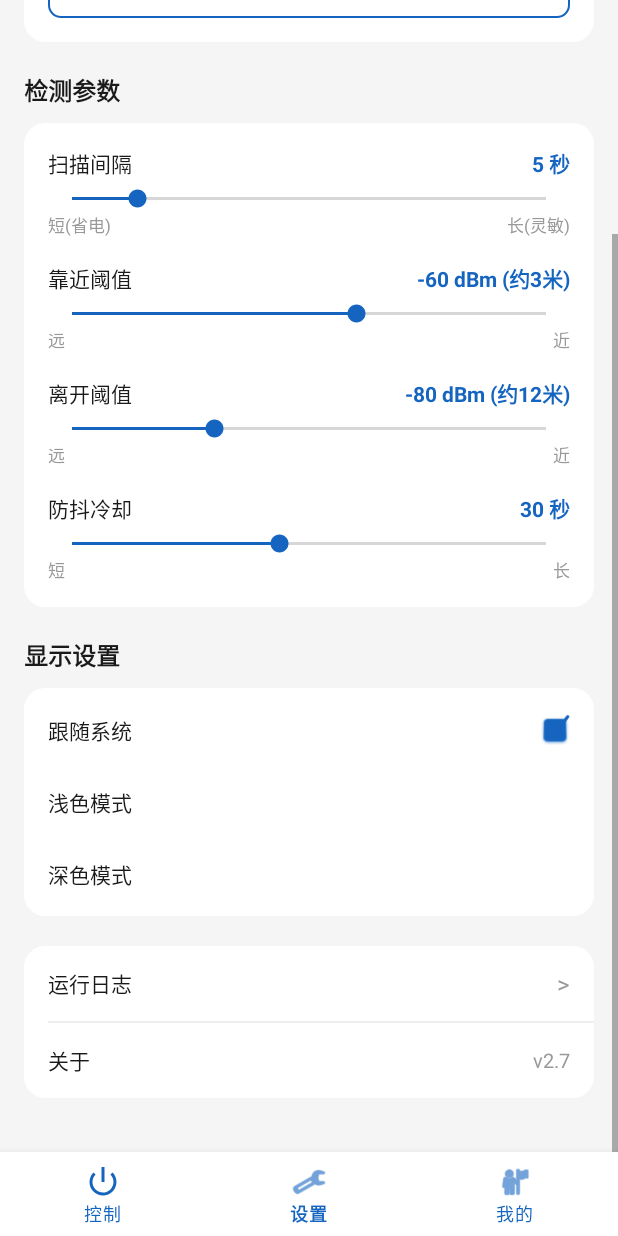
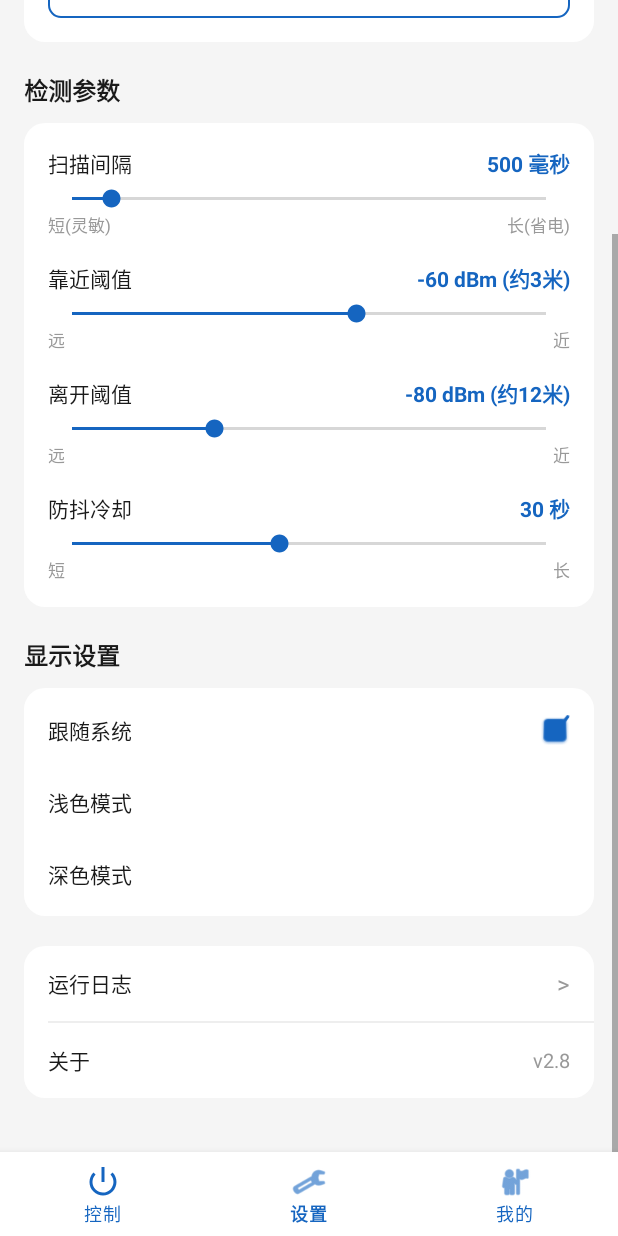
Before and after one commit to wuyuzhiren/NIU-AutoPilot, an Android app: the screen it shows after launch (MainActivity), item 2 of the bottom bar chosen, scrolled down 195 dp, on a phone screen of 412 x 824 dp. Run offline under Robolectric (Android 15) with nearby library versions, the light colour scheme and no system bars.

Commit message:
v2.8 - 扫描间隔改为毫秒级(100~5000ms)，扫描时长降至1秒
- 扫描间隔从秒级改为毫秒级，默认500ms，最低100ms
- 单次扫描时长从1.5秒降至1秒
- 最快检测周期：1秒扫描+0.1秒间隔=1.1秒
- 滑块范围100~5000毫秒，实时显示
- 修正短/长标签方向（短=灵敏费电，长=省电）

```diff
--- a/NIUAutoPilot/app/build.gradle
+++ b/NIUAutoPilot/app/build.gradle
@@ -10,8 +10,8 @@ android {
         applicationId "com.niu.autopilot"
         minSdk 26
         targetSdk 34
-        versionCode 9
-        versionName "2.7"
+        versionCode 10
+        versionName "2.8"
     }
 
     buildTypes {
--- a/NIUAutoPilot/app/src/main/java/com/niu/autopilot/BleService.java
+++ b/NIUAutoPilot/app/src/main/java/com/niu/autopilot/BleService.java
@@ -26,7 +26,7 @@ public class BleService extends Service {
     private static final String CHANNEL_ID = "niu_ble_channel";
     private static final int NOTIF_ID = 1001;
     public static final String ACTION_STOP = "com.niu.autopilot.STOP";
-    private static final long SCAN_DURATION_MS = 1500; // 单次扫描1.5秒
+    private static final long SCAN_DURATION_MS = 1000; // 单次扫描1.5秒
 
     private NiuBleManager ble;
     private NiuHttpClient http;
@@ -136,7 +136,7 @@ public class BleService extends Service {
     };
 
     private void scheduleNext() {
-        long interval = Math.max(1, new Settings(this).getScanIntervalSec()) * 1000L;
+        long interval = Math.max(100, new Settings(this).getScanIntervalMs());
         handler.postDelayed(loopRunnable, interval);
     }
 
--- a/NIUAutoPilot/app/src/main/java/com/niu/autopilot/Settings.java
+++ b/NIUAutoPilot/app/src/main/java/com/niu/autopilot/Settings.java
@@ -43,8 +43,9 @@ public class Settings {
     public String getServiceUuid() { return sp.getString("service_uuid", DEF_SERVICE_UUID); }
     public void setServiceUuid(String v) { sp.edit().putString("service_uuid", v).apply(); }
 
-    public int getScanIntervalSec() { return sp.getInt("scan_interval", 5); }
-    public void setScanIntervalSec(int v) { sp.edit().putInt("scan_interval", v).apply(); }
+    /** 扫描间隔（毫秒），默认500ms，范围100~5000ms */
+    public int getScanIntervalMs() { return sp.getInt("scan_interval_ms", 500); }
+    public void setScanIntervalMs(int v) { sp.edit().putInt("scan_interval_ms", v).apply(); }
 
     public int getRssiThreshold() { return sp.getInt("rssi_threshold", -60); }
     public void setRssiThreshold(int v) { sp.edit().putInt("rssi_threshold", v).apply(); }
--- a/NIUAutoPilot/app/src/main/java/com/niu/autopilot/SettingsFragment.java
+++ b/NIUAutoPilot/app/src/main/java/com/niu/autopilot/SettingsFragment.java
@@ -62,16 +62,16 @@ public class SettingsFragment extends Fragment {
         ivThemeDarkCheck = view.findViewById(R.id.iv_theme_dark_check);
         vLogDot = view.findViewById(R.id.v_log_dot);
 
-        // 扫描间隔：1~30秒 (max=29, progress=value-1)
-        sbInterval.setMax(29);
+        // 扫描间隔：100~5000毫秒 (max=49, progress=(value/100)-1)
+        sbInterval.setMax(49);
         sbRssiIn.setMax(50);
         sbRssiOut.setMax(50);
         sbCooldown.setMax(57);
 
         sbInterval.setOnSeekBarChangeListener(simpleSeek(() -> {
-            int v = sbInterval.getProgress() + 1;
-            act.settings.setScanIntervalSec(v);
-            tvIntervalVal.setText(v + " 秒");
+            int v = (sbInterval.getProgress() + 1) * 100;
+            act.settings.setScanIntervalMs(v);
+            tvIntervalVal.setText(v + " 毫秒");
         }));
         sbRssiIn.setOnSeekBarChangeListener(simpleSeek(() -> {
             int v = sbRssiIn.getProgress() - 90;
@@ -96,7 +96,7 @@ public class SettingsFragment extends Fragment {
         });
         view.findViewById(R.id.entry_about).setOnClickListener(v -> new AlertDialog.Builder(act)
                 .setTitle("关于")
-                .setMessage("小牛靠近开机助手 v2.7\n\n蓝牙测距 + 官方远程命令\n副账号可用，无需蓝牙连接\n桌面小部件：4×1快捷栏 + 2×2状态件\n自动开关机：边沿触发防重复\n\n手动：开机/关机/开坐桶/查状态\n自动：靠近开机/离开关机")
+                .setMessage("小牛靠近开机助手 v2.8\n\n蓝牙测距 + 官方远程命令\n副账号可用，无需蓝牙连接\n桌面小部件：4×1快捷栏 + 2×2状态件\n自动开关机：边沿触发防重复\n\n手动：开机/关机/开坐桶/查状态\n自动：靠近开机/离开关机")
                 .setPositiveButton("确定", null)
                 .show());
 
@@ -190,11 +190,11 @@ public class SettingsFragment extends Fragment {
             tvDeviceName.setText(name);
             tvDeviceMac.setText("MAC: " + mac);
         }
-        sbInterval.setProgress(act.settings.getScanIntervalSec() - 1);
+        sbInterval.setProgress(act.settings.getScanIntervalMs() / 100 - 1);
         sbRssiIn.setProgress(act.settings.getRssiThreshold() + 90);
         sbRssiOut.setProgress(act.settings.getRssiLeaveThreshold() + 95);
         sbCooldown.setProgress(act.settings.getAutoOnCooldownSec() - 5);
-        tvIntervalVal.setText(act.settings.getScanIntervalSec() + " 秒");
+        tvIntervalVal.setText(act.settings.getScanIntervalMs() + " 毫秒");
         tvRssiInVal.setText(act.settings.getRssiThreshold() + " dBm (" + MainActivity.rssiToMeter(act.settings.getRssiThreshold()) + ")");
         tvRssiOutVal.setText(act.settings.getRssiLeaveThreshold() + " dBm (" + MainActivity.rssiToMeter(act.settings.getRssiLeaveThreshold()) + ")");
         tvCooldownVal.setText(act.settings.getAutoOnCooldownSec() + " 秒");
--- a/NIUAutoPilot/app/src/main/res/layout/fragment_my.xml
+++ b/NIUAutoPilot/app/src/main/res/layout/fragment_my.xml
@@ -215,7 +215,7 @@
         <TextView
             android:layout_width="match_parent"
             android:layout_height="wrap_content"
-            android:text="小牛靠近开机助手 v2.7"
+            android:text="小牛靠近开机助手 v2.8"
             android:textSize="11sp"
             android:textColor="@color/niu_hint"
             android:gravity="center"
--- a/NIUAutoPilot/app/src/main/res/layout/fragment_settings.xml
+++ b/NIUAutoPilot/app/src/main/res/layout/fragment_settings.xml
@@ -106,12 +106,12 @@
                 android:gravity="center_vertical"
                 android:layout_marginBottom="4dp">
                 <TextView android:layout_width="0dp" android:layout_height="wrap_content" android:layout_weight="1" android:text="扫描间隔" android:textSize="14sp" android:textColor="@color/niu_text"/>
-                <TextView android:id="@+id/tv_interval_val" android:layout_width="wrap_content" android:layout_height="wrap_content" android:text="3 秒" android:textSize="14sp" android:textColor="@color/niu_primary" android:textStyle="bold"/>
+                <TextView android:id="@+id/tv_interval_val" android:layout_width="wrap_content" android:layout_height="wrap_content" android:text="500 毫秒" android:textSize="14sp" android:textColor="@color/niu_primary" android:textStyle="bold"/>
             </LinearLayout>
             <SeekBar android:id="@+id/sb_interval" android:layout_width="match_parent" android:layout_height="wrap_content" android:progressTint="@color/niu_primary" android:thumbTint="@color/niu_primary"/>
             <LinearLayout android:layout_width="match_parent" android:layout_height="wrap_content" android:orientation="horizontal" android:layout_marginBottom="16dp">
-                <TextView android:layout_width="0dp" android:layout_height="wrap_content" android:layout_weight="1" android:text="短(省电)" android:textSize="11sp" android:textColor="@color/niu_hint"/>
-                <TextView android:layout_width="wrap_content" android:layout_height="wrap_content" android:text="长(灵敏)" android:textSize="11sp" android:textColor="@color/niu_hint"/>
+                <TextView android:layout_width="0dp" android:layout_height="wrap_content" android:layout_weight="1" android:text="短(灵敏)" android:textSize="11sp" android:textColor="@color/niu_hint"/>
+                <TextView android:layout_width="wrap_content" android:layout_height="wrap_content" android:text="长(省电)" android:textSize="11sp" android:textColor="@color/niu_hint"/>
             </LinearLayout>
 
             <LinearLayout
@@ -250,7 +250,7 @@
                 android:focusable="true"
                 android:background="?attr/selectableItemBackground">
                 <TextView android:layout_width="0dp" android:layout_height="wrap_content" android:layout_weight="1" android:text="关于" android:textSize="14sp" android:textColor="@color/niu_text"/>
-                <TextView android:id="@+id/tv_version" android:layout_width="wrap_content" android:layout_height="wrap_content" android:text="v2.7" android:textSize="13sp" android:textColor="@color/niu_hint"/>
+                <TextView android:id="@+id/tv_version" android:layout_width="wrap_content" android:layout_height="wrap_content" android:text="v2.8" android:textSize="13sp" android:textColor="@color/niu_hint"/>
             </LinearLayout>
         </LinearLayout>
     </LinearLayout>
```
Also changed, not shown: 1 other file.
